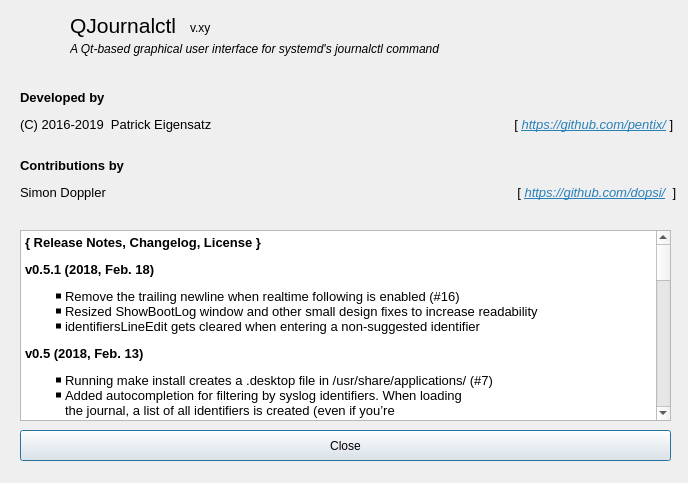
Qt form ui/aboutdialog.ui (pentix/qjournalctl) before a commit.
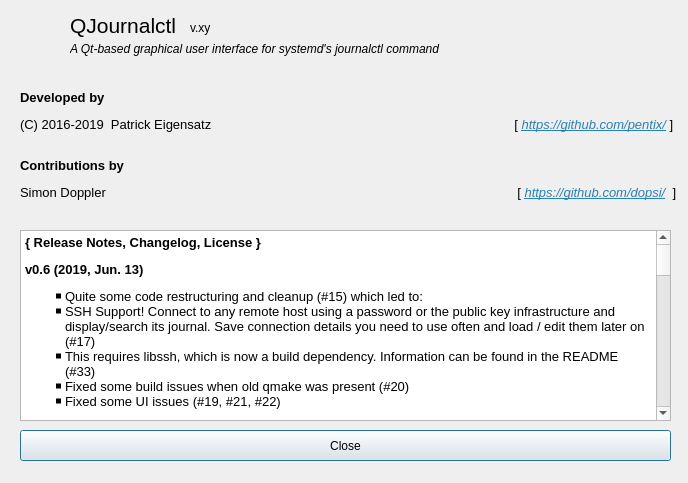
The same form after that commit. Icons and pictures are not drawn.

```diff
--- a/ui/aboutdialog.ui
+++ b/ui/aboutdialog.ui
@@ -159,42 +159,48 @@
     <string>&lt;!DOCTYPE HTML PUBLIC &quot;-//W3C//DTD HTML 4.0//EN&quot; &quot;http://www.w3.org/TR/REC-html40/strict.dtd&quot;&gt;
 &lt;html&gt;&lt;head&gt;&lt;meta name=&quot;qrichtext&quot; content=&quot;1&quot; /&gt;&lt;style type=&quot;text/css&quot;&gt;
 p, li { white-space: pre-wrap; }
-&lt;/style&gt;&lt;/head&gt;&lt;body style=&quot; font-family:'Sans Serif'; font-size:9pt; font-weight:400; font-style:normal;&quot;&gt;
-&lt;p style=&quot; margin-top:16px; margin-bottom:12px; margin-left:0px; margin-right:0px; -qt-block-indent:0; text-indent:0px;&quot;&gt;&lt;a name=&quot;Changelog_0&quot;&gt;&lt;/a&gt;&lt;span style=&quot; font-family:'Noto Sans'; font-size:10pt; font-weight:600;&quot;&gt;{&lt;/span&gt;&lt;span style=&quot; font-family:'Noto Sans'; font-size:10pt; font-weight:600;&quot;&gt; Release Notes,&lt;/span&gt;&lt;span style=&quot; font-family:'Noto Sans'; font-size:10pt; font-weight:600;&quot;&gt; &lt;/span&gt;&lt;span style=&quot; font-family:'Noto Sans'; font-size:10pt; font-weight:600;&quot;&gt;Changelog, License }&lt;/span&gt;&lt;/p&gt;
-&lt;p style=&quot; margin-top:12px; margin-bottom:12px; margin-left:0px; margin-right:0px; -qt-block-indent:0; text-indent:0px;&quot;&gt;&lt;a name=&quot;v05_2&quot;&gt;&lt;/a&gt;&lt;span style=&quot; font-family:'Noto Sans'; font-size:10pt; font-weight:600;&quot;&gt;v&lt;/span&gt;&lt;span style=&quot; font-family:'Noto Sans'; font-size:10pt; font-weight:600;&quot;&gt;0.5.1 (2018, Feb. 18)&lt;/span&gt;&lt;/p&gt;
-&lt;ul type=&quot;square&quot; style=&quot;margin-top: 0px; margin-bottom: 0px; margin-left: 0px; margin-right: 0px; -qt-list-indent: 1;&quot;&gt;&lt;li style=&quot; font-family:'Noto Sans'; font-size:10pt;&quot; style=&quot; margin-top:0px; margin-bottom:0px; margin-left:0px; margin-right:0px; -qt-block-indent:0; text-indent:0px;&quot;&gt;Remove the trailing newline when realtime following is enabled (#16)&lt;/li&gt;
-&lt;li style=&quot; font-family:'Noto Sans'; font-size:10pt;&quot; style=&quot; margin-top:0px; margin-bottom:0px; margin-left:0px; margin-right:0px; -qt-block-indent:0; text-indent:0px;&quot;&gt;Resized ShowBootLog window and other small design fixes to increase readability&lt;/li&gt;
-&lt;li style=&quot; font-family:'Noto Sans'; font-size:10pt;&quot; style=&quot; margin-top:0px; margin-bottom:0px; margin-left:0px; margin-right:0px; -qt-block-indent:0; text-indent:0px;&quot;&gt;identifiersLineEdit gets cleared when entering a non-suggested identifier &lt;/li&gt;&lt;/ul&gt;
-&lt;p style=&quot; margin-top:12px; margin-bottom:12px; margin-left:0px; margin-right:0px; -qt-block-indent:0; text-indent:0px;&quot;&gt;&lt;a name=&quot;v05_2&quot;&gt;&lt;/a&gt;&lt;span style=&quot; font-family:'Noto Sans'; font-size:10pt; font-weight:600;&quot;&gt;v&lt;/span&gt;&lt;span style=&quot; font-family:'Noto Sans'; font-size:10pt; font-weight:600;&quot;&gt;0.5 &lt;/span&gt;&lt;span style=&quot; font-family:'Noto Sans'; font-size:10pt; font-weight:600;&quot;&gt;(2018, Feb. 13)&lt;/span&gt;&lt;/p&gt;
-&lt;ul type=&quot;square&quot; style=&quot;margin-top: 0px; margin-bottom: 0px; margin-left: 0px; margin-right: 0px; -qt-list-indent: 1;&quot;&gt;&lt;li style=&quot; font-family:'Noto Sans'; font-size:10pt;&quot; style=&quot; margin-top:0px; margin-bottom:0px; margin-left:0px; margin-right:0px; -qt-block-indent:0; text-indent:0px;&quot;&gt;Running &lt;span style=&quot; font-family:'Noto Mono';&quot;&gt;make install&lt;/span&gt; creates a .desktop file in &lt;span style=&quot; font-family:'Noto Mono';&quot;&gt;/usr/share/applications/&lt;/span&gt; (#7)&lt;/li&gt;
-&lt;li style=&quot; font-family:'Noto Sans'; font-size:10pt;&quot; style=&quot; margin-top:0px; margin-bottom:0px; margin-left:0px; margin-right:0px; -qt-block-indent:0; text-indent:0px;&quot;&gt;Added autocompletion for filtering by syslog identifiers. When loading&lt;br /&gt;the journal, a list of all identifiers is created (even if you’re&lt;br /&gt;following the journal in realtime) and QJournalctl suggests you&lt;br /&gt;already appeared identifiers when filtering. (#9)&lt;/li&gt;
-&lt;li style=&quot; font-family:'Noto Sans'; font-size:10pt;&quot; style=&quot; margin-top:0px; margin-bottom:0px; margin-left:0px; margin-right:0px; -qt-block-indent:0; text-indent:0px;&quot;&gt;Compile against C++11 by default (#10)&lt;/li&gt;
-&lt;li style=&quot; font-family:'Noto Sans'; font-size:10pt;&quot; style=&quot; margin-top:0px; margin-bottom:0px; margin-left:0px; margin-right:0px; -qt-block-indent:0; text-indent:0px;&quot;&gt;Press [Ctrl][F] to search the journal for a normal string or a RegExp (#11)&lt;/li&gt;
-&lt;li style=&quot; font-family:'Noto Sans'; font-size:10pt;&quot; style=&quot; margin-top:0px; margin-bottom:0px; margin-left:0px; margin-right:0px; -qt-block-indent:0; text-indent:0px;&quot;&gt;Added a button to export the filtered journal or only the current selection (#12)&lt;/li&gt;
-&lt;li style=&quot; font-family:'Noto Sans'; font-size:10pt;&quot; style=&quot; margin-top:0px; margin-bottom:0px; margin-left:0px; margin-right:0px; -qt-block-indent:0; text-indent:0px;&quot;&gt;Added more keyboard shortcuts in the main window (Ctrl+A, Ctrl+B, Ctrl+L)&lt;/li&gt;&lt;/ul&gt;
-&lt;p style=&quot; margin-top:12px; margin-bottom:12px; margin-left:0px; margin-right:0px; -qt-block-indent:0; text-indent:0px;&quot;&gt;&lt;a name=&quot;v04_14&quot;&gt;&lt;/a&gt;&lt;span style=&quot; font-family:'Noto Sans'; font-size:10pt; font-weight:600;&quot;&gt;v&lt;/span&gt;&lt;span style=&quot; font-family:'Noto Sans'; font-size:10pt; font-weight:600;&quot;&gt;0.4 &lt;/span&gt;&lt;span style=&quot; font-family:'Noto Sans'; font-size:10pt; font-weight:600;&quot;&gt;(2017, Oct. 22)&lt;/span&gt;&lt;/p&gt;
-&lt;ul type=&quot;square&quot; style=&quot;margin-top: 0px; margin-bottom: 0px; margin-left: 0px; margin-right: 0px; -qt-list-indent: 1;&quot;&gt;&lt;li style=&quot; font-family:'Noto Sans'; font-size:10pt;&quot; style=&quot; margin-top:0px; margin-bottom:0px; margin-left:0px; margin-right:0px; -qt-block-indent:0; text-indent:0px;&quot;&gt;Added the possibility to reverse the journalctl output&lt;/li&gt;
-&lt;li style=&quot; font-family:'Noto Sans'; font-size:10pt;&quot; style=&quot; margin-top:0px; margin-bottom:0px; margin-left:0px; margin-right:0px; -qt-block-indent:0; text-indent:0px;&quot;&gt;Display the log size additionally in bytes&lt;/li&gt;
-&lt;li style=&quot; font-family:'Noto Sans'; font-size:10pt;&quot; style=&quot; margin-top:0px; margin-bottom:0px; margin-left:0px; margin-right:0px; -qt-block-indent:0; text-indent:0px;&quot;&gt;Added this changelog to the about dialog&lt;/li&gt;&lt;/ul&gt;
-&lt;p style=&quot; margin-top:12px; margin-bottom:12px; margin-left:0px; margin-right:0px; -qt-block-indent:0; text-indent:0px;&quot;&gt;&lt;a name=&quot;v03_20&quot;&gt;&lt;/a&gt;&lt;span style=&quot; font-family:'Noto Sans'; font-size:10pt; font-weight:600;&quot;&gt;v&lt;/span&gt;&lt;span style=&quot; font-family:'Noto Sans'; font-size:10pt; font-weight:600;&quot;&gt;0.3 &lt;/span&gt;&lt;span style=&quot; font-family:'Noto Sans'; font-size:10pt; font-weight:600;&quot;&gt;(2016, Sep. 17)&lt;/span&gt;&lt;/p&gt;
-&lt;ul type=&quot;square&quot; style=&quot;margin-top: 0px; margin-bottom: 0px; margin-left: 0px; margin-right: 0px; -qt-list-indent: 1;&quot;&gt;&lt;li style=&quot; font-family:'Noto Sans'; font-size:10pt;&quot; style=&quot; margin-top:0px; margin-bottom:0px; margin-left:0px; margin-right:0px; -qt-block-indent:0; text-indent:0px;&quot;&gt;Show an error message if no boots were found (#2)&lt;/li&gt;
-&lt;li style=&quot; font-family:'Noto Sans'; font-size:10pt;&quot; style=&quot; margin-top:0px; margin-bottom:0px; margin-left:0px; margin-right:0px; -qt-block-indent:0; text-indent:0px;&quot;&gt;Implemented a “Show current boot” button (#3)&lt;/li&gt;
-&lt;li style=&quot; font-family:'Noto Sans'; font-size:10pt;&quot; style=&quot; margin-top:0px; margin-bottom:0px; margin-left:0px; margin-right:0px; -qt-block-indent:0; text-indent:0px;&quot;&gt;UI improvements&lt;/li&gt;&lt;/ul&gt;
-&lt;p style=&quot; margin-top:12px; margin-bottom:12px; margin-left:0px; margin-right:0px; -qt-block-indent:0; text-indent:0px;&quot;&gt;&lt;a name=&quot;v021_26&quot;&gt;&lt;/a&gt;&lt;span style=&quot; font-family:'Noto Sans'; font-size:10pt; font-weight:600;&quot;&gt;v&lt;/span&gt;&lt;span style=&quot; font-family:'Noto Sans'; font-size:10pt; font-weight:600;&quot;&gt;0.21 &lt;/span&gt;&lt;span style=&quot; font-family:'Noto Sans'; font-size:10pt; font-weight:600;&quot;&gt;(2016, Aug. 28)&lt;/span&gt;&lt;/p&gt;
-&lt;ul type=&quot;square&quot; style=&quot;margin-top: 0px; margin-bottom: 0px; margin-left: 0px; margin-right: 0px; -qt-list-indent: 1;&quot;&gt;&lt;li style=&quot; font-family:'Noto Sans'; font-size:10pt;&quot; style=&quot; margin-top:0px; margin-bottom:0px; margin-left:0px; margin-right:0px; -qt-block-indent:0; text-indent:0px;&quot;&gt;Created a icon for QJournalctl&lt;/li&gt;
-&lt;li style=&quot; font-family:'Noto Sans'; font-size:10pt;&quot; style=&quot; margin-top:0px; margin-bottom:0px; margin-left:0px; margin-right:0px; -qt-block-indent:0; text-indent:0px;&quot;&gt;Add a quit shortcut and the corresponding menu item (#1)&lt;/li&gt;
-&lt;li style=&quot; font-family:'Noto Sans'; font-size:10pt;&quot; style=&quot; margin-top:0px; margin-bottom:0px; margin-left:0px; margin-right:0px; -qt-block-indent:0; text-indent:0px;&quot;&gt;Mentioned the contributions of @dopsi&lt;/li&gt;&lt;/ul&gt;
-&lt;p style=&quot; margin-top:12px; margin-bottom:12px; margin-left:0px; margin-right:0px; -qt-block-indent:0; text-indent:0px;&quot;&gt;&lt;a name=&quot;v02_32&quot;&gt;&lt;/a&gt;&lt;span style=&quot; font-family:'Noto Sans'; font-size:10pt; font-weight:600;&quot;&gt;v&lt;/span&gt;&lt;span style=&quot; font-family:'Noto Sans'; font-size:10pt; font-weight:600;&quot;&gt;0.2 &lt;/span&gt;&lt;span style=&quot; font-family:'Noto Sans'; font-size:10pt; font-weight:600;&quot;&gt;(2016, Aug. 13)&lt;/span&gt;&lt;span style=&quot; font-family:'Noto Sans'; font-size:10pt; font-weight:600;&quot;&gt; &lt;/span&gt;&lt;/p&gt;
-&lt;ul type=&quot;square&quot; style=&quot;margin-top: 0px; margin-bottom: 0px; margin-left: 0px; margin-right: 0px; -qt-list-indent: 1;&quot;&gt;&lt;li style=&quot; font-family:'Noto Sans'; font-size:10pt;&quot; style=&quot; margin-top:0px; margin-bottom:0px; margin-left:0px; margin-right:0px; -qt-block-indent:0; text-indent:0px;&quot;&gt;UI improvements&lt;/li&gt;
-&lt;li style=&quot; font-family:'Noto Sans'; font-size:10pt;&quot; style=&quot; margin-top:0px; margin-bottom:0px; margin-left:0px; margin-right:0px; -qt-block-indent:0; text-indent:0px;&quot;&gt;Filtering the journal by identifiers&lt;/li&gt;&lt;/ul&gt;
-&lt;p style=&quot; margin-top:12px; margin-bottom:12px; margin-left:0px; margin-right:0px; -qt-block-indent:0; text-indent:0px;&quot;&gt;&lt;a name=&quot;v01_Initial_Release_37&quot;&gt;&lt;/a&gt;&lt;span style=&quot; font-family:'Noto Sans'; font-size:10pt; font-weight:600;&quot;&gt;v&lt;/span&gt;&lt;span style=&quot; font-family:'Noto Sans'; font-size:10pt; font-weight:600;&quot;&gt;0.1 (2016, Aug. 07,  initial release)&lt;/span&gt;&lt;/p&gt;
-&lt;ul type=&quot;square&quot; style=&quot;margin-top: 0px; margin-bottom: 0px; margin-left: 0px; margin-right: 0px; -qt-list-indent: 1;&quot;&gt;&lt;li style=&quot; font-family:'Noto Sans'; font-size:10pt;&quot; style=&quot; margin-top:0px; margin-bottom:0px; margin-left:0px; margin-right:0px; -qt-block-indent:0; text-indent:0px;&quot;&gt;Listing all boots&lt;/li&gt;
-&lt;li style=&quot; font-family:'Noto Sans'; font-size:10pt;&quot; style=&quot; margin-top:0px; margin-bottom:0px; margin-left:0px; margin-right:0px; -qt-block-indent:0; text-indent:0px;&quot;&gt;Showing the journal of a specific boot&lt;/li&gt;
-&lt;li style=&quot; font-family:'Noto Sans'; font-size:10pt;&quot; style=&quot; margin-top:0px; margin-bottom:0px; margin-left:0px; margin-right:0px; -qt-block-indent:0; text-indent:0px;&quot;&gt;Showing the complete journal&lt;/li&gt;
-&lt;li style=&quot; font-family:'Noto Sans'; font-size:10pt;&quot; style=&quot; margin-top:0px; margin-bottom:0px; margin-left:0px; margin-right:0px; -qt-block-indent:0; text-indent:0px;&quot;&gt;Filter by date or priority&lt;/li&gt;&lt;/ul&gt;
-&lt;p style=&quot; margin-top:16px; margin-bottom:12px; margin-left:0px; margin-right:0px; -qt-block-indent:0; text-indent:0px;&quot;&gt;&lt;span style=&quot; font-family:'Noto Sans'; font-size:10pt; font-weight:600;&quot;&gt;License&lt;/span&gt;&lt;/p&gt;
-&lt;p style=&quot; margin-top:12px; margin-bottom:12px; margin-left:0px; margin-right:0px; -qt-block-indent:0; text-indent:0px;&quot;&gt;&lt;span style=&quot; font-family:'Noto Sans'; font-size:10pt;&quot;&gt;This program is free software: you can redistribute it and/or modify it under the terms of&lt;br /&gt;the GNU General Public License as published by the Free Software Foundation, either version 3&lt;br /&gt;of the License, or (at your option) any later version.&lt;/span&gt;&lt;/p&gt;
-&lt;p style=&quot; margin-top:12px; margin-bottom:12px; margin-left:0px; margin-right:0px; -qt-block-indent:0; text-indent:0px;&quot;&gt;&lt;span style=&quot; font-family:'Noto Sans'; font-size:10pt;&quot;&gt;This program is distributed in the hope that it will be useful, but WITHOUT ANY WARRANTY;&lt;br /&gt;without even the implied warranty of MERCHANTABILITY or FITNESS FOR A PARTICULAR PURPOSE.&lt;br /&gt;See the GNU General Public License for more details.&lt;/span&gt;&lt;/p&gt;&lt;/body&gt;&lt;/html&gt;</string>
+&lt;/style&gt;&lt;/head&gt;&lt;body style=&quot; font-family:'Noto Sans'; font-size:10pt; font-weight:400; font-style:normal;&quot;&gt;
+&lt;p style=&quot; margin-top:16px; margin-bottom:12px; margin-left:0px; margin-right:0px; -qt-block-indent:0; text-indent:0px;&quot;&gt;&lt;a name=&quot;Changelog_0&quot;&gt;&lt;/a&gt;&lt;span style=&quot; font-weight:600;&quot;&gt;{&lt;/span&gt;&lt;span style=&quot; font-weight:600;&quot;&gt; Release Notes, Changelog, License }&lt;/span&gt;&lt;/p&gt;
+&lt;p style=&quot; margin-top:12px; margin-bottom:12px; margin-left:0px; margin-right:0px; -qt-block-indent:0; text-indent:0px;&quot;&gt;&lt;a name=&quot;v05_2&quot;&gt;&lt;/a&gt;&lt;span style=&quot; font-weight:600;&quot;&gt;v&lt;/span&gt;&lt;span style=&quot; font-weight:600;&quot;&gt;0.6 (2019, Jun. 13)&lt;/span&gt;&lt;/p&gt;
+&lt;ul type=&quot;square&quot; style=&quot;margin-top: 0px; margin-bottom: 0px; margin-left: 0px; margin-right: 0px; -qt-list-indent: 1;&quot;&gt;&lt;li style=&quot; margin-top:0px; margin-bottom:0px; margin-left:0px; margin-right:0px; -qt-block-indent:0; text-indent:0px;&quot;&gt;Quite some code restructuring and cleanup (#15) which led to:&lt;/li&gt;
+&lt;li style=&quot; margin-top:0px; margin-bottom:0px; margin-left:0px; margin-right:0px; -qt-block-indent:0; text-indent:0px;&quot;&gt;SSH Support! Connect to any remote host using a password or the public key infrastructure and display/search its journal. Save connection details you need to use often and load / edit them later on (#17)&lt;/li&gt;
+&lt;li style=&quot; margin-top:0px; margin-bottom:0px; margin-left:0px; margin-right:0px; -qt-block-indent:0; text-indent:0px;&quot;&gt;This requires libssh, which is now a build dependency. Information can be found in the README (#33)&lt;/li&gt;
+&lt;li style=&quot; margin-top:0px; margin-bottom:0px; margin-left:0px; margin-right:0px; -qt-block-indent:0; text-indent:0px;&quot;&gt;Fixed some build issues when old qmake was present (#20)&lt;/li&gt;
+&lt;li style=&quot; margin-top:0px; margin-bottom:0px; margin-left:0px; margin-right:0px; -qt-block-indent:0; text-indent:0px;&quot;&gt;Fixed some UI issues (#19, #21, #22)&lt;/li&gt;&lt;/ul&gt;
+&lt;p style=&quot; margin-top:12px; margin-bottom:12px; margin-left:0px; margin-right:0px; -qt-block-indent:0; text-indent:0px;&quot;&gt;&lt;a name=&quot;v05_2&quot;&gt;&lt;/a&gt;&lt;span style=&quot; font-weight:600;&quot;&gt;v&lt;/span&gt;&lt;span style=&quot; font-weight:600;&quot;&gt;0.5.1 (2018, Feb. 18)&lt;/span&gt;&lt;/p&gt;
+&lt;ul type=&quot;square&quot; style=&quot;margin-top: 0px; margin-bottom: 0px; margin-left: 0px; margin-right: 0px; -qt-list-indent: 1;&quot;&gt;&lt;li style=&quot; margin-top:0px; margin-bottom:0px; margin-left:0px; margin-right:0px; -qt-block-indent:0; text-indent:0px;&quot;&gt;Remove the trailing newline when realtime following is enabled (#16)&lt;/li&gt;
+&lt;li style=&quot; margin-top:0px; margin-bottom:0px; margin-left:0px; margin-right:0px; -qt-block-indent:0; text-indent:0px;&quot;&gt;Resized ShowBootLog window and other small design fixes to increase readability&lt;/li&gt;
+&lt;li style=&quot; margin-top:0px; margin-bottom:0px; margin-left:0px; margin-right:0px; -qt-block-indent:0; text-indent:0px;&quot;&gt;identifiersLineEdit gets cleared when entering a non-suggested identifier &lt;/li&gt;&lt;/ul&gt;
+&lt;p style=&quot; margin-top:12px; margin-bottom:12px; margin-left:0px; margin-right:0px; -qt-block-indent:0; text-indent:0px;&quot;&gt;&lt;a name=&quot;v05_2&quot;&gt;&lt;/a&gt;&lt;span style=&quot; font-weight:600;&quot;&gt;v&lt;/span&gt;&lt;span style=&quot; font-weight:600;&quot;&gt;0.5 (2018, Feb. 13)&lt;/span&gt;&lt;/p&gt;
+&lt;ul type=&quot;square&quot; style=&quot;margin-top: 0px; margin-bottom: 0px; margin-left: 0px; margin-right: 0px; -qt-list-indent: 1;&quot;&gt;&lt;li style=&quot; margin-top:0px; margin-bottom:0px; margin-left:0px; margin-right:0px; -qt-block-indent:0; text-indent:0px;&quot;&gt;Running &lt;span style=&quot; font-family:'Noto Mono';&quot;&gt;make install&lt;/span&gt; creates a .desktop file in &lt;span style=&quot; font-family:'Noto Mono';&quot;&gt;/usr/share/applications/&lt;/span&gt; (#7)&lt;/li&gt;
+&lt;li style=&quot; margin-top:0px; margin-bottom:0px; margin-left:0px; margin-right:0px; -qt-block-indent:0; text-indent:0px;&quot;&gt;Added autocompletion for filtering by syslog identifiers. When loading&lt;br /&gt;the journal, a list of all identifiers is created (even if you’re&lt;br /&gt;following the journal in realtime) and QJournalctl suggests you&lt;br /&gt;already appeared identifiers when filtering. (#9)&lt;/li&gt;
+&lt;li style=&quot; margin-top:0px; margin-bottom:0px; margin-left:0px; margin-right:0px; -qt-block-indent:0; text-indent:0px;&quot;&gt;Compile against C++11 by default (#10)&lt;/li&gt;
+&lt;li style=&quot; margin-top:0px; margin-bottom:0px; margin-left:0px; margin-right:0px; -qt-block-indent:0; text-indent:0px;&quot;&gt;Press [Ctrl][F] to search the journal for a normal string or a RegExp (#11)&lt;/li&gt;
+&lt;li style=&quot; margin-top:0px; margin-bottom:0px; margin-left:0px; margin-right:0px; -qt-block-indent:0; text-indent:0px;&quot;&gt;Added a button to export the filtered journal or only the current selection (#12)&lt;/li&gt;
+&lt;li style=&quot; margin-top:0px; margin-bottom:0px; margin-left:0px; margin-right:0px; -qt-block-indent:0; text-indent:0px;&quot;&gt;Added more keyboard shortcuts in the main window (Ctrl+A, Ctrl+B, Ctrl+L)&lt;/li&gt;&lt;/ul&gt;
+&lt;p style=&quot; margin-top:12px; margin-bottom:12px; margin-left:0px; margin-right:0px; -qt-block-indent:0; text-indent:0px;&quot;&gt;&lt;a name=&quot;v04_14&quot;&gt;&lt;/a&gt;&lt;span style=&quot; font-weight:600;&quot;&gt;v&lt;/span&gt;&lt;span style=&quot; font-weight:600;&quot;&gt;0.4 (2017, Oct. 22)&lt;/span&gt;&lt;/p&gt;
+&lt;ul type=&quot;square&quot; style=&quot;margin-top: 0px; margin-bottom: 0px; margin-left: 0px; margin-right: 0px; -qt-list-indent: 1;&quot;&gt;&lt;li style=&quot; margin-top:0px; margin-bottom:0px; margin-left:0px; margin-right:0px; -qt-block-indent:0; text-indent:0px;&quot;&gt;Added the possibility to reverse the journalctl output&lt;/li&gt;
+&lt;li style=&quot; margin-top:0px; margin-bottom:0px; margin-left:0px; margin-right:0px; -qt-block-indent:0; text-indent:0px;&quot;&gt;Display the log size additionally in bytes&lt;/li&gt;
+&lt;li style=&quot; margin-top:0px; margin-bottom:0px; margin-left:0px; margin-right:0px; -qt-block-indent:0; text-indent:0px;&quot;&gt;Added this changelog to the about dialog&lt;/li&gt;&lt;/ul&gt;
+&lt;p style=&quot; margin-top:12px; margin-bottom:12px; margin-left:0px; margin-right:0px; -qt-block-indent:0; text-indent:0px;&quot;&gt;&lt;a name=&quot;v03_20&quot;&gt;&lt;/a&gt;&lt;span style=&quot; font-weight:600;&quot;&gt;v&lt;/span&gt;&lt;span style=&quot; font-weight:600;&quot;&gt;0.3 (2016, Sep. 17)&lt;/span&gt;&lt;/p&gt;
+&lt;ul type=&quot;square&quot; style=&quot;margin-top: 0px; margin-bottom: 0px; margin-left: 0px; margin-right: 0px; -qt-list-indent: 1;&quot;&gt;&lt;li style=&quot; margin-top:0px; margin-bottom:0px; margin-left:0px; margin-right:0px; -qt-block-indent:0; text-indent:0px;&quot;&gt;Show an error message if no boots were found (#2)&lt;/li&gt;
+&lt;li style=&quot; margin-top:0px; margin-bottom:0px; margin-left:0px; margin-right:0px; -qt-block-indent:0; text-indent:0px;&quot;&gt;Implemented a “Show current boot” button (#3)&lt;/li&gt;
+&lt;li style=&quot; margin-top:0px; margin-bottom:0px; margin-left:0px; margin-right:0px; -qt-block-indent:0; text-indent:0px;&quot;&gt;UI improvements&lt;/li&gt;&lt;/ul&gt;
+&lt;p style=&quot; margin-top:12px; margin-bottom:12px; margin-left:0px; margin-right:0px; -qt-block-indent:0; text-indent:0px;&quot;&gt;&lt;a name=&quot;v021_26&quot;&gt;&lt;/a&gt;&lt;span style=&quot; font-weight:600;&quot;&gt;v&lt;/span&gt;&lt;span style=&quot; font-weight:600;&quot;&gt;0.21 (2016, Aug. 28)&lt;/span&gt;&lt;/p&gt;
+&lt;ul type=&quot;square&quot; style=&quot;margin-top: 0px; margin-bottom: 0px; margin-left: 0px; margin-right: 0px; -qt-list-indent: 1;&quot;&gt;&lt;li style=&quot; margin-top:0px; margin-bottom:0px; margin-left:0px; margin-right:0px; -qt-block-indent:0; text-indent:0px;&quot;&gt;Created a icon for QJournalctl&lt;/li&gt;
+&lt;li style=&quot; margin-top:0px; margin-bottom:0px; margin-left:0px; margin-right:0px; -qt-block-indent:0; text-indent:0px;&quot;&gt;Add a quit shortcut and the corresponding menu item (#1)&lt;/li&gt;
+&lt;li style=&quot; margin-top:0px; margin-bottom:0px; margin-left:0px; margin-right:0px; -qt-block-indent:0; text-indent:0px;&quot;&gt;Mentioned the contributions of @dopsi&lt;/li&gt;&lt;/ul&gt;
+&lt;p style=&quot; margin-top:12px; margin-bottom:12px; margin-left:0px; margin-right:0px; -qt-block-indent:0; text-indent:0px;&quot;&gt;&lt;a name=&quot;v02_32&quot;&gt;&lt;/a&gt;&lt;span style=&quot; font-weight:600;&quot;&gt;v&lt;/span&gt;&lt;span style=&quot; font-weight:600;&quot;&gt;0.2 (2016, Aug. 13) &lt;/span&gt;&lt;/p&gt;
+&lt;ul type=&quot;square&quot; style=&quot;margin-top: 0px; margin-bottom: 0px; margin-left: 0px; margin-right: 0px; -qt-list-indent: 1;&quot;&gt;&lt;li style=&quot; margin-top:0px; margin-bottom:0px; margin-left:0px; margin-right:0px; -qt-block-indent:0; text-indent:0px;&quot;&gt;UI improvements&lt;/li&gt;
+&lt;li style=&quot; margin-top:0px; margin-bottom:0px; margin-left:0px; margin-right:0px; -qt-block-indent:0; text-indent:0px;&quot;&gt;Filtering the journal by identifiers&lt;/li&gt;&lt;/ul&gt;
+&lt;p style=&quot; margin-top:12px; margin-bottom:12px; margin-left:0px; margin-right:0px; -qt-block-indent:0; text-indent:0px;&quot;&gt;&lt;a name=&quot;v01_Initial_Release_37&quot;&gt;&lt;/a&gt;&lt;span style=&quot; font-weight:600;&quot;&gt;v&lt;/span&gt;&lt;span style=&quot; font-weight:600;&quot;&gt;0.1 (2016, Aug. 07,  initial release)&lt;/span&gt;&lt;/p&gt;
+&lt;ul type=&quot;square&quot; style=&quot;margin-top: 0px; margin-bottom: 0px; margin-left: 0px; margin-right: 0px; -qt-list-indent: 1;&quot;&gt;&lt;li style=&quot; margin-top:0px; margin-bottom:0px; margin-left:0px; margin-right:0px; -qt-block-indent:0; text-indent:0px;&quot;&gt;Listing all boots&lt;/li&gt;
+&lt;li style=&quot; margin-top:0px; margin-bottom:0px; margin-left:0px; margin-right:0px; -qt-block-indent:0; text-indent:0px;&quot;&gt;Showing the journal of a specific boot&lt;/li&gt;
+&lt;li style=&quot; margin-top:0px; margin-bottom:0px; margin-left:0px; margin-right:0px; -qt-block-indent:0; text-indent:0px;&quot;&gt;Showing the complete journal&lt;/li&gt;
+&lt;li style=&quot; margin-top:0px; margin-bottom:0px; margin-left:0px; margin-right:0px; -qt-block-indent:0; text-indent:0px;&quot;&gt;Filter by date or priority&lt;/li&gt;&lt;/ul&gt;
+&lt;p style=&quot; margin-top:16px; margin-bottom:12px; margin-left:0px; margin-right:0px; -qt-block-indent:0; text-indent:0px;&quot;&gt;&lt;span style=&quot; font-weight:600;&quot;&gt;License&lt;/span&gt;&lt;/p&gt;
+&lt;p style=&quot; margin-top:12px; margin-bottom:12px; margin-left:0px; margin-right:0px; -qt-block-indent:0; text-indent:0px;&quot;&gt;This program is free software: you can redistribute it and/or modify it under the terms of&lt;br /&gt;the GNU General Public License as published by the Free Software Foundation, either version 3&lt;br /&gt;of the License, or (at your option) any later version.&lt;/p&gt;
+&lt;p style=&quot; margin-top:12px; margin-bottom:12px; margin-left:0px; margin-right:0px; -qt-block-indent:0; text-indent:0px;&quot;&gt;This program is distributed in the hope that it will be useful, but WITHOUT ANY WARRANTY;&lt;br /&gt;without even the implied warranty of MERCHANTABILITY or FITNESS FOR A PARTICULAR PURPOSE.&lt;br /&gt;See the GNU General Public License for more details.&lt;/p&gt;&lt;/body&gt;&lt;/html&gt;</string>
    </property>
   </widget>
  </widget>
```
